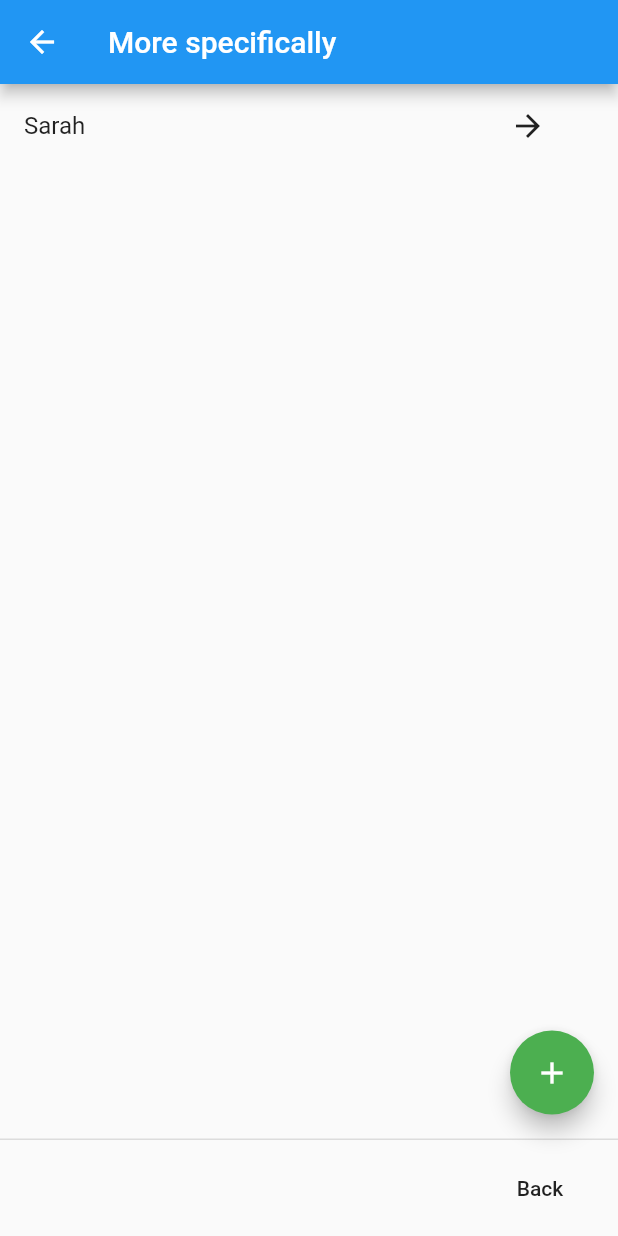
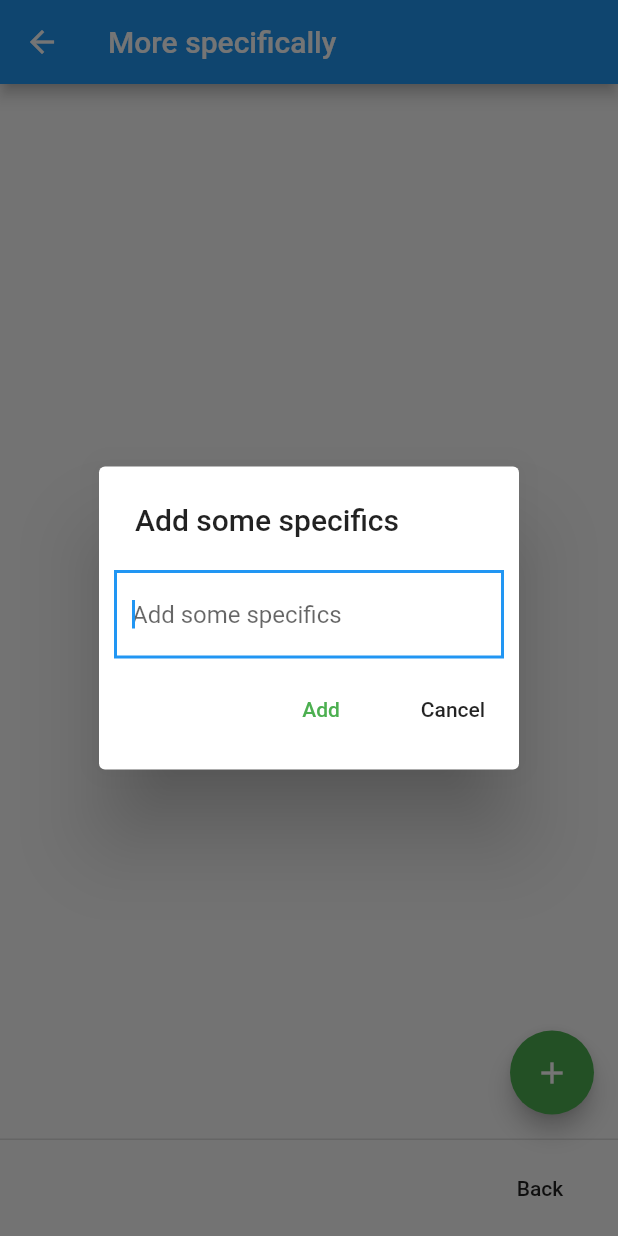
Before and after one commit to jared-nelsen/MoodMap, a Flutter app: the RateSpecificsView screen opened directly with empty values, after a tap on the "add" icon, on a phone screen of 412 x 824 dp. Run offline on Flutter 3.47's test engine with Material 2 defaults, Android fonts, the phone set to English and light mode, and no system bars; our stand-ins replace firebase_analytics, google_sign_in; accounts and stored records are empty.

Commit message:
Added poput dialog for adding specifics in the rating workflow.

```diff
--- a/lib/rating/specifics_rate.dart
+++ b/lib/rating/specifics_rate.dart
@@ -1,5 +1,6 @@
 
 import 'package:flutter/material.dart';
+import 'dart:async';
 
 import 'package:mood_map/components/navigable_list_item.dart';
 
@@ -22,6 +23,8 @@ class RateSpecificsViewState extends State<RateSpecificsView> {
 
   List<NavigableListItem> _specifics = new List();
 
+  String toAdd;
+
   RateSpecificsViewState(this._navigateToCategories, this._navigateToEmotions);
 
   @override
@@ -39,7 +42,7 @@ class RateSpecificsViewState extends State<RateSpecificsView> {
 
 
         floatingActionButton: new FloatingActionButton(
-          onPressed: addSpecific,
+          onPressed: _addSpecific,
           child: new Icon(Icons.add),
         ),
 
@@ -51,10 +54,60 @@ class RateSpecificsViewState extends State<RateSpecificsView> {
     );
   }
 
-  void addSpecific() {
-    setState(() {
-      _specifics.add(new NavigableListItem("Sarah", _navigateToEmotions));
-    });
+  Future<Null> _addSpecific() async {
+    await showDialog(
+        context: context,
+        child: new SimpleDialog(
+          title: new Text("Add some specifics"),
+          children: <Widget>[
+            new Padding(
+              padding: const EdgeInsets.all(10.0),
+              child: new TextField(
+                decoration: new InputDecoration(
+                    hintText: "Add some specifics",
+                    border: new OutlineInputBorder(
+                        borderRadius: const BorderRadius.all(const Radius.circular(0.0)),
+                        borderSide: new BorderSide(color: Colors.black, width: 1.0)
+                    )
+                ),
+                autofocus: true,
+                maxLengthEnforced: true,
+                onChanged: (String text) {toAdd = text;},
+              ),),
+            new Row(
+              children: <Widget>[
+                new Expanded(
+                  child: new Column(
+                    crossAxisAlignment: CrossAxisAlignment.end,
+                    children: <Widget>[
+                      new FlatButton(
+                          child: new Text("Add", style: new TextStyle(color: Colors.green,),),
+                          onPressed: () {
+                            if(toAdd.isNotEmpty) {
+                              setState(() {
+                                _specifics.add(new NavigableListItem(toAdd, _navigateToEmotions));
+                                Navigator.pop(context, null);
+                              });}
+                          }
+                      )],
+                  ),
+                ),
+                new Column(
+                  mainAxisAlignment: MainAxisAlignment.end,
+                  children: <Widget>[
+                    new FlatButton(
+                        child: new Text("Cancel"),
+                        onPressed: () {
+                          setState(() {
+                            Navigator.pop(context, null);
+                          });})
+                  ],
+                )
+              ],
+            )
+          ],
+        )
+    );
   }
 
   @override
```
